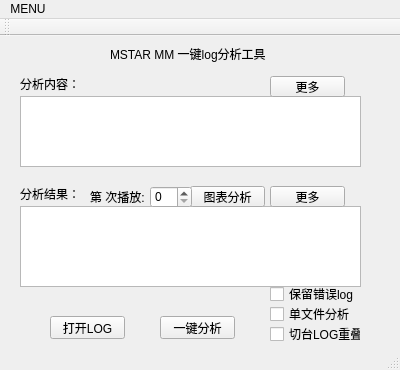
The window that mainwindow.ui (Eronwu/mmlogtool) describes before a commit, drawn with Qt 5.
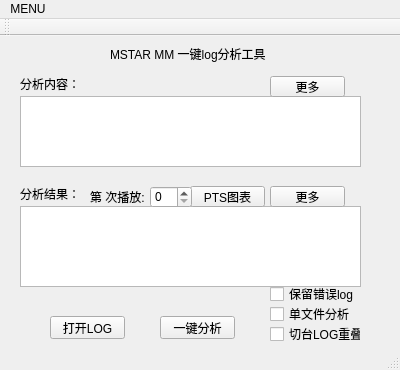
The same window after the commit. Icons and pictures are not drawn.

Commit message: add charts function version 0.1

What changed in the file:
```diff
--- a/mainwindow.ui
+++ b/mainwindow.ui
@@ -163,7 +163,7 @@
      </rect>
     </property>
     <property name="text">
-     <string>图表分析</string>
+     <string>PTS图表</string>
     </property>
    </widget>
    <widget class="QCheckBox" name="keepLogCheckBox">
```
The commit also changes 2 other files.
